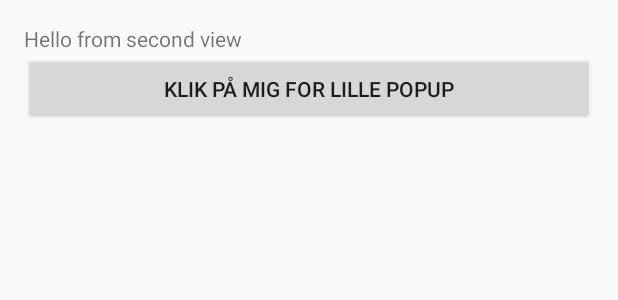
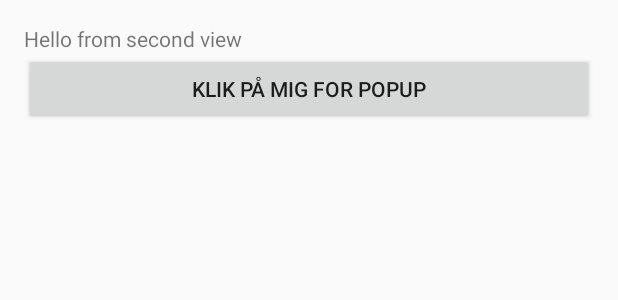
Before and after one commit to MartinALund/AndroidTemplate, an Android app: the layout fragment_two.xml on its own in the app's theme, with its tools: preview values and no code run, on a phone screen of 412 x 824 dp. Shown: the top 300 px of the screen. Run offline under Robolectric (Android 15) with nearby library versions, the phone set to English and light mode, and no system bars.

Commit message:
Fixed 'issues' according to AndroidLint

```diff
--- a/app/build.gradle
+++ b/app/build.gradle
@@ -26,5 +26,5 @@ dependencies {
     implementation 'androidx.constraintlayout:constraintlayout:1.1.3'
     testImplementation 'junit:junit:4.12'
     androidTestImplementation 'androidx.test.ext:junit:1.1.1'
-    androidTestImplementation 'androidx.test.espresso:espresso-core:3.1.0'
+    androidTestImplementation 'androidx.test.espresso:espresso-core:3.2.0'
 }
--- a/app/src/main/AndroidManifest.xml
+++ b/app/src/main/AndroidManifest.xml
@@ -3,7 +3,6 @@
     package="com.example.template">
 
     <application
-        android:allowBackup="true"
         android:icon="@mipmap/ic_launcher"
         android:label="@string/app_name"
         android:roundIcon="@mipmap/ic_launcher_round"
--- a/app/src/main/res/layout/fragment_three.xml
+++ b/app/src/main/res/layout/fragment_three.xml
@@ -7,7 +7,7 @@
     <TextView
         android:layout_width="match_parent"
         android:layout_height="wrap_content"
-        android:text="EMPTY"
+        android:text="@string/template_empty"
         android:textSize="62sp"
         android:textAlignment="center"/>
 
--- a/app/src/main/res/layout/fragment_two.xml
+++ b/app/src/main/res/layout/fragment_two.xml
@@ -10,12 +10,11 @@
         android:layout_height="wrap_content"
         android:text="@string/hello_second"/>
 
-    <!--Benyt altid @String resource, nem internationalisering-->
     <Button
         android:id="@+id/btn_hello_second_toast"
         android:layout_below="@+id/tv_hello_second"
         android:layout_width="match_parent"
         android:layout_height="wrap_content"
-        android:text="Klik på mig for lille popup"/>
+        android:text="@string/template_toast"/>
 
 </RelativeLayout>
--- a/app/src/main/res/values/strings.xml
+++ b/app/src/main/res/values/strings.xml
@@ -1,6 +1,4 @@
 <resources>
-
-
     <string name="app_name">Template</string>
 
     <!--Bottom navigation menu -->
@@ -8,6 +6,9 @@
     <string name="nav_2">Andet item</string>
     <string name="nav_3">Tredje item</string>
 
+    <!-- Template items-->
     <string name="hello_first">Hello from first view</string>
     <string name="hello_second">Hello from second view</string>
+    <string name="template_toast">Klik på mig for popup</string>
+    <string name="template_empty">EMPTY</string>
 </resources>
```
